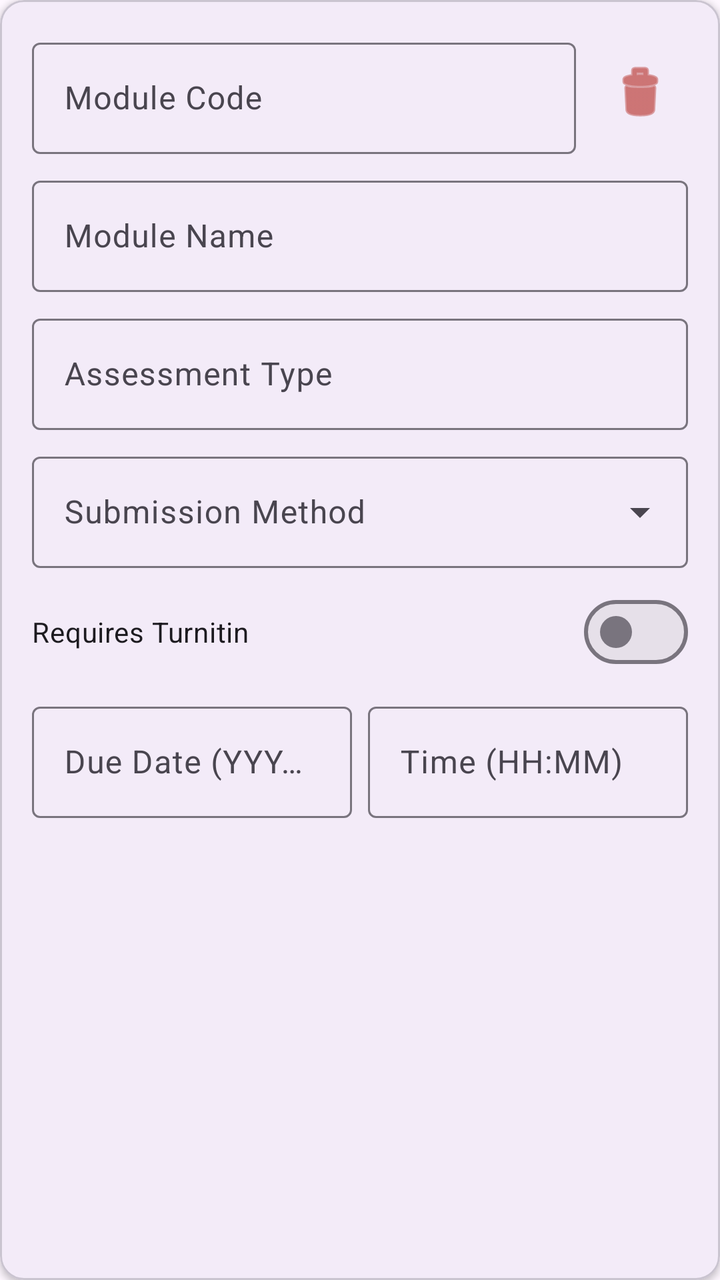
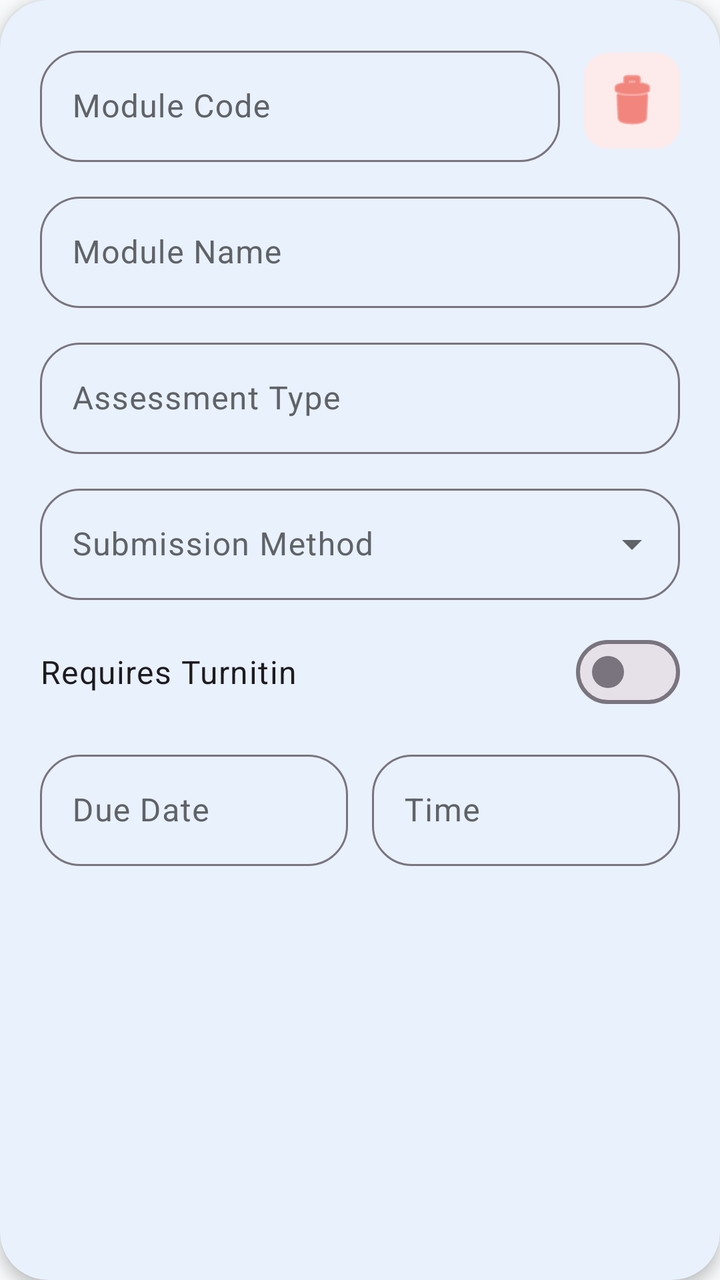

The first picture is an Android layout as it rendered before a commit; the second is the same layout after the commit. The layout source and the unified diff follow.
<!-- AndroidManifest.xml: application theme Theme.CampusSync -->
<!-- res/layout/item_scanned_assessment.xml -->
<?xml version="1.0" encoding="utf-8"?>
<com.google.android.material.card.MaterialCardView xmlns:android="http://schemas.android.com/apk/res/android"
    xmlns:app="http://schemas.android.com/apk/res-auto"
    android:layout_width="match_parent"
    android:layout_height="wrap_content"
    android:layout_marginHorizontal="16dp"
    android:layout_marginVertical="8dp"
    app:cardCornerRadius="12dp"
    app:cardElevation="2dp">

    <LinearLayout
        android:layout_width="match_parent"
        android:layout_height="wrap_content"
        android:orientation="vertical"
        android:padding="16dp">

        <LinearLayout
            android:layout_width="match_parent"
            android:layout_height="wrap_content"
            android:gravity="center_vertical"
            android:orientation="horizontal">

            <com.google.android.material.textfield.TextInputLayout
                style="@style/Widget.Material3.TextInputLayout.OutlinedBox"
                android:layout_width="0dp"
                android:layout_height="wrap_content"
                android:layout_weight="1"
                android:hint="@string/hint_module_code">

                <com.google.android.material.textfield.TextInputEditText
                    android:id="@+id/etModuleCode"
                    android:layout_width="match_parent"
                    android:layout_height="wrap_content"
                    android:inputType="textCapCharacters"
                    android:singleLine="true" />
            </com.google.android.material.textfield.TextInputLayout>

            <ImageButton
                android:id="@+id/btnDelete"
                android:layout_width="48dp"
                android:layout_height="48dp"
                android:layout_marginStart="8dp"
                android:background="?attr/selectableItemBackgroundBorderless"
                android:contentDescription="@string/desc_delete_entry"
                app:srcCompat="@android:drawable/ic_menu_delete"
                app:tint="?attr/colorError" />
        </LinearLayout>

        <com.google.android.material.textfield.TextInputLayout
            style="@style/Widget.Material3.TextInputLayout.OutlinedBox"
            android:layout_width="match_parent"
            android:layout_height="wrap_content"
            android:layout_marginTop="8dp"
            android:hint="@string/hint_module_name">

            <com.google.android.material.textfield.TextInputEditText
                android:id="@+id/etModuleName"
                android:layout_width="match_parent"
                android:layout_height="wrap_content"
                android:inputType="textCapWords"
                android:singleLine="true" />
        </com.google.android.material.textfield.TextInputLayout>

        <com.google.android.material.textfield.TextInputLayout
            style="@style/Widget.Material3.TextInputLayout.OutlinedBox"
            android:layout_width="match_parent"
            android:layout_height="wrap_content"
            android:layout_marginTop="8dp"
            android:hint="Assessment Type">

            <com.google.android.material.textfield.TextInputEditText
                android:id="@+id/etType"
                android:layout_width="match_parent"
                android:layout_height="wrap_content"
                android:inputType="textCapWords"
                android:singleLine="true" />
        </com.google.android.material.textfield.TextInputLayout>

        <com.google.android.material.textfield.TextInputLayout
            style="@style/Widget.Material3.TextInputLayout.OutlinedBox.ExposedDropdownMenu"
            android:layout_width="match_parent"
            android:layout_height="wrap_content"
            android:layout_marginTop="8dp"
            android:hint="Submission Method">

            <AutoCompleteTextView
                android:id="@+id/actvSubmission"
                android:layout_width="match_parent"
                android:layout_height="wrap_content"
                android:inputType="none" />
        </com.google.android.material.textfield.TextInputLayout>

        <com.google.android.material.materialswitch.MaterialSwitch
            android:id="@+id/switchTurnitin"
            android:layout_width="match_parent"
            android:layout_height="wrap_content"
            android:layout_marginTop="8dp"
            android:text="Requires Turnitin" />

        <LinearLayout
            android:layout_width="match_parent"
            android:layout_height="wrap_content"
            android:layout_marginTop="8dp"
            android:orientation="horizontal">

            <com.google.android.material.textfield.TextInputLayout
                style="@style/Widget.Material3.TextInputLayout.OutlinedBox"
                android:layout_width="0dp"
                android:layout_height="wrap_content"
                android:layout_marginEnd="4dp"
                android:layout_weight="1"
                android:hint="Due Date (YYYY-MM-DD)">

                <com.google.android.material.textfield.TextInputEditText
                    android:id="@+id/etDate"
                    android:layout_width="match_parent"
                    android:layout_height="wrap_content"
                    android:inputType="text"
                    android:singleLine="true" />
            </com.google.android.material.textfield.TextInputLayout>

            <com.google.android.material.textfield.TextInputLayout
                style="@style/Widget.Material3.TextInputLayout.OutlinedBox"
                android:layout_width="0dp"
                android:layout_height="wrap_content"
                android:layout_marginStart="4dp"
                android:layout_weight="1"
                android:hint="Time (HH:MM)">

                <com.google.android.material.textfield.TextInputEditText
                    android:id="@+id/etTime"
                    android:layout_width="match_parent"
                    android:layout_height="wrap_content"
                    android:inputType="text"
                    android:singleLine="true" />
            </com.google.android.material.textfield.TextInputLayout>
        </LinearLayout>

    </LinearLayout>
</com.google.android.material.card.MaterialCardView>
<!-- resources referenced by this layout -->
<resources>
  <string name="desc_delete_entry">Delete entry</string>
  <string name="hint_module_code">Module Code</string>
  <string name="hint_module_name">Module Name</string>
  <style name="Theme.CampusSync" parent="Base.Theme.CampusSync" />
  <style name="Base.Theme.CampusSync" parent="Theme.Material3.DayNight.NoActionBar">
          
          
      </style>
</resources>

<!-- the commit's change to res/layout/item_scanned_assessment.xml (unified diff, before → after) -->
@@ -1,18 +1,20 @@
 <?xml version="1.0" encoding="utf-8"?>
 <com.google.android.material.card.MaterialCardView xmlns:android="http://schemas.android.com/apk/res/android"
     xmlns:app="http://schemas.android.com/apk/res-auto"
+    xmlns:tools="http://schemas.android.com/tools"
     android:layout_width="match_parent"
     android:layout_height="wrap_content"
     android:layout_marginHorizontal="16dp"
     android:layout_marginVertical="8dp"
-    app:cardCornerRadius="12dp"
-    app:cardElevation="2dp">
+    app:cardCornerRadius="24dp"
+    app:cardElevation="4dp"
+    app:strokeWidth="0dp">
 
     <LinearLayout
         android:layout_width="match_parent"
         android:layout_height="wrap_content"
         android:orientation="vertical"
-        android:padding="16dp">
+        android:padding="20dp">
 
         <LinearLayout
             android:layout_width="match_parent"
@@ -25,7 +27,11 @@
                 android:layout_width="0dp"
                 android:layout_height="wrap_content"
                 android:layout_weight="1"
-                android:hint="@string/hint_module_code">
+                android:hint="@string/hint_module_code"
+                app:boxCornerRadiusBottomEnd="20dp"
+                app:boxCornerRadiusBottomStart="20dp"
+                app:boxCornerRadiusTopEnd="20dp"
+                app:boxCornerRadiusTopStart="20dp">
 
                 <com.google.android.material.textfield.TextInputEditText
                     android:id="@+id/etModuleCode"
@@ -39,19 +45,24 @@
                 android:id="@+id/btnDelete"
                 android:layout_width="48dp"
                 android:layout_height="48dp"
-                android:layout_marginStart="8dp"
-                android:background="?attr/selectableItemBackgroundBorderless"
+                android:layout_marginStart="12dp"
+                android:background="@drawable/bg_badge_rounded"
+                android:backgroundTint="@color/accent_red_light"
                 android:contentDescription="@string/desc_delete_entry"
                 app:srcCompat="@android:drawable/ic_menu_delete"
-                app:tint="?attr/colorError" />
+                app:tint="@color/accent_red" />
         </LinearLayout>
 
         <com.google.android.material.textfield.TextInputLayout
             style="@style/Widget.Material3.TextInputLayout.OutlinedBox"
             android:layout_width="match_parent"
             android:layout_height="wrap_content"
-            android:layout_marginTop="8dp"
-            android:hint="@string/hint_module_name">
+            android:layout_marginTop="12dp"
+            android:hint="@string/hint_module_name"
+            app:boxCornerRadiusBottomEnd="20dp"
+            app:boxCornerRadiusBottomStart="20dp"
+            app:boxCornerRadiusTopEnd="20dp"
+            app:boxCornerRadiusTopStart="20dp">
 
             <com.google.android.material.textfield.TextInputEditText
                 android:id="@+id/etModuleName"
@@ -65,8 +76,12 @@
             style="@style/Widget.Material3.TextInputLayout.OutlinedBox"
             android:layout_width="match_parent"
             android:layout_height="wrap_content"
-            android:layout_marginTop="8dp"
-            android:hint="Assessment Type">
+            android:layout_marginTop="12dp"
+            android:hint="Assessment Type"
+            app:boxCornerRadiusBottomEnd="20dp"
+            app:boxCornerRadiusBottomStart="20dp"
+            app:boxCornerRadiusTopEnd="20dp"
+            app:boxCornerRadiusTopStart="20dp">
 
             <com.google.android.material.textfield.TextInputEditText
                 android:id="@+id/etType"
@@ -80,8 +95,12 @@
             style="@style/Widget.Material3.TextInputLayout.OutlinedBox.ExposedDropdownMenu"
             android:layout_width="match_parent"
             android:layout_height="wrap_content"
-            android:layout_marginTop="8dp"
-            android:hint="Submission Method">
+            android:layout_marginTop="12dp"
+            android:hint="Submission Method"
+            app:boxCornerRadiusBottomEnd="20dp"
+            app:boxCornerRadiusBottomStart="20dp"
+            app:boxCornerRadiusTopEnd="20dp"
+            app:boxCornerRadiusTopStart="20dp">
 
             <AutoCompleteTextView
                 android:id="@+id/actvSubmission"
@@ -94,22 +113,27 @@
             android:id="@+id/switchTurnitin"
             android:layout_width="match_parent"
             android:layout_height="wrap_content"
-            android:layout_marginTop="8dp"
-            android:text="Requires Turnitin" />
+            android:layout_marginTop="12dp"
+            android:text="Requires Turnitin"
+            android:textAppearance="@style/TextAppearance.Material3.BodyLarge" />
 
         <LinearLayout
             android:layout_width="match_parent"
             android:layout_height="wrap_content"
-            android:layout_marginTop="8dp"
+            android:layout_marginTop="12dp"
             android:orientation="horizontal">
 
             <com.google.android.material.textfield.TextInputLayout
                 style="@style/Widget.Material3.TextInputLayout.OutlinedBox"
                 android:layout_width="0dp"
                 android:layout_height="wrap_content"
-                android:layout_marginEnd="4dp"
+                android:layout_marginEnd="6dp"
                 android:layout_weight="1"
-                android:hint="Due Date (YYYY-MM-DD)">
+                android:hint="Due Date"
+                app:boxCornerRadiusBottomEnd="20dp"
+                app:boxCornerRadiusBottomStart="20dp"
+                app:boxCornerRadiusTopEnd="20dp"
+                app:boxCornerRadiusTopStart="20dp">
 
                 <com.google.android.material.textfield.TextInputEditText
                     android:id="@+id/etDate"
@@ -123,9 +147,13 @@
                 style="@style/Widget.Material3.TextInputLayout.OutlinedBox"
                 android:layout_width="0dp"
                 android:layout_height="wrap_content"
-                android:layout_marginStart="4dp"
+                android:layout_marginStart="6dp"
                 android:layout_weight="1"
-                android:hint="Time (HH:MM)">
+                android:hint="Time"
+                app:boxCornerRadiusBottomEnd="20dp"
+                app:boxCornerRadiusBottomStart="20dp"
+                app:boxCornerRadiusTopEnd="20dp"
+                app:boxCornerRadiusTopStart="20dp">
 
                 <com.google.android.material.textfield.TextInputEditText
                     android:id="@+id/etTime"
<!-- resource entries referenced after the edit -->
@@ -1,12 +1,55 @@
 <!-- resources referenced by this layout -->
 <resources>
+  <color name="accent_red">#EA4335</color>
+  <color name="accent_red_light">#FDEAEA</color>
+  <!-- drawable bg_badge_rounded (drawable) -->
+  <?xml version="1.0" encoding="utf-8"?>
+  <shape xmlns:android="http://schemas.android.com/apk/res/android">
+      <solid android:color="@color/primary_light" />
+      <corners android:radius="12dp" />
+  </shape>
   <string name="desc_delete_entry">Delete entry</string>
   <string name="hint_module_code">Module Code</string>
   <string name="hint_module_name">Module Name</string>
   <style name="Theme.CampusSync" parent="Base.Theme.CampusSync" />
+  <color name="primary_light">#E8F0FE</color>
   <style name="Base.Theme.CampusSync" parent="Theme.Material3.DayNight.NoActionBar">
           
+          <item name="colorPrimary">@color/primary_blue</item>
+          <item name="colorOnPrimary">@color/on_primary</item>
+          <item name="colorPrimaryContainer">@color/primary_light</item>
+          <item name="colorOnPrimaryContainer">@color/primary_blue</item>
+  
           
+          <item name="colorError">@color/accent_red</item>
+          <item name="colorOnError">@color/on_error</item>
+  
+          
+          <item name="android:windowBackground">@color/bg_soft</item>
+          <item name="colorSurface">@color/surface</item>
+          <item name="colorOnSurface">@color/text_main</item>
+          <item name="colorOnSurfaceVariant">@color/text_secondary</item>
+  
+          
+          <item name="shapeAppearanceLargeComponent">@style/ShapeAppearance.CampusSync.Rounded.Large</item>
+          <item name="shapeAppearanceMediumComponent">@style/ShapeAppearance.CampusSync.Rounded.Medium</item>
+          <item name="shapeAppearanceSmallComponent">@style/ShapeAppearance.CampusSync.Rounded.Small</item>
+      </style>
+  <color name="primary_blue">#1A73E8</color>
+  <color name="on_primary">#FFFFFF</color>
+  <color name="on_error">#FFFFFF</color>
+  <color name="bg_soft">#F8F9FA</color>
+  <color name="surface">#FFFFFF</color>
+  <color name="text_main">#202124</color>
+  <color name="text_secondary">#5F6368</color>
+  <style name="ShapeAppearance.CampusSync.Rounded.Large" parent="ShapeAppearance.Material3.LargeComponent">
+          <item name="cornerSize">28dp</item>
+      </style>
+  <style name="ShapeAppearance.CampusSync.Rounded.Medium" parent="ShapeAppearance.Material3.MediumComponent">
+          <item name="cornerSize">20dp</item>
+      </style>
+  <style name="ShapeAppearance.CampusSync.Rounded.Small" parent="ShapeAppearance.Material3.SmallComponent">
+          <item name="cornerSize">16dp</item>
       </style>
 </resources>
 
